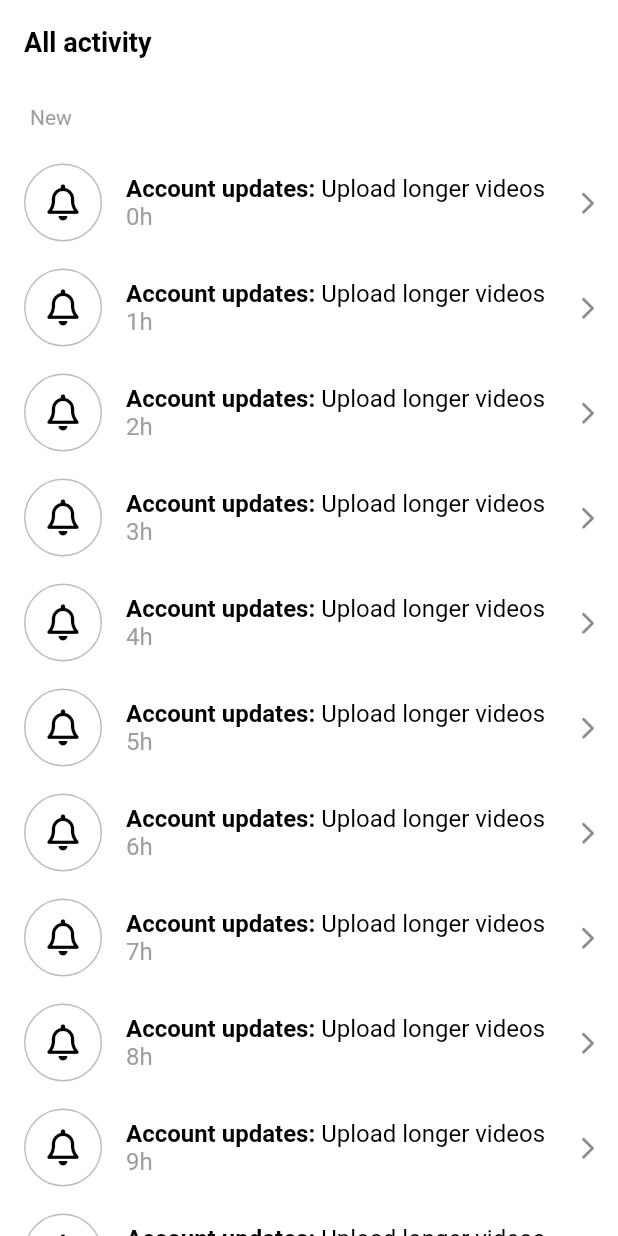
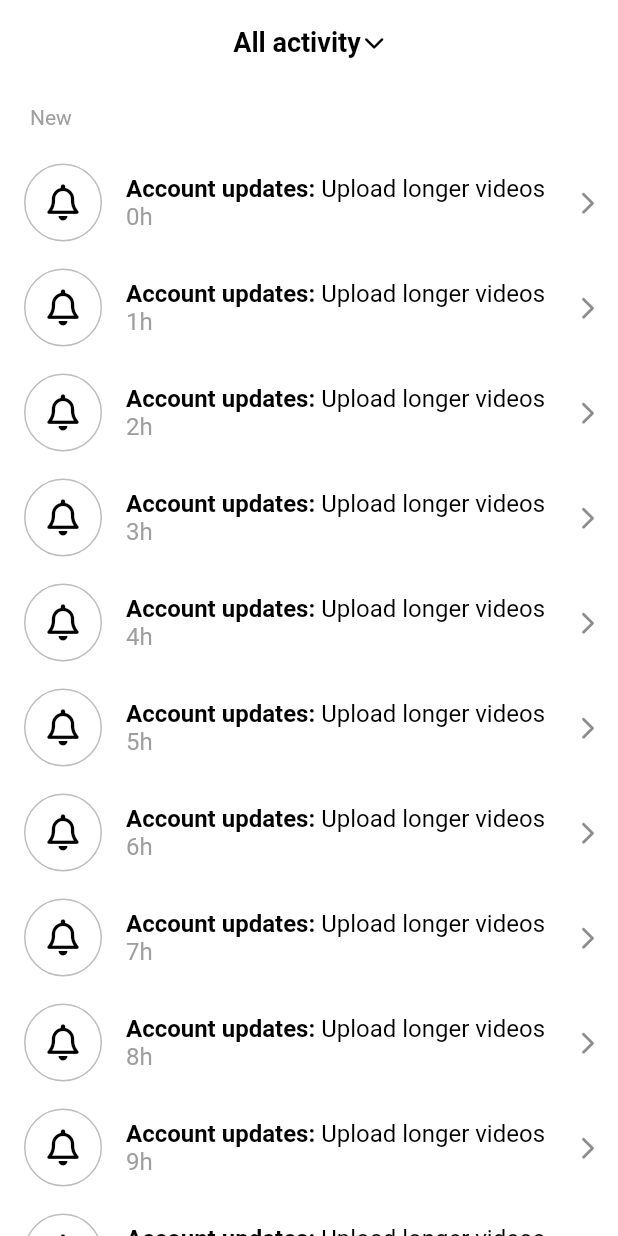
Before and after one commit to bigwave-cho/tikutoku, a Flutter app: the screen it shows after launch, on a phone screen of 412 x 824 dp. Run offline on Flutter 3.47's test engine with Material 2 defaults, Android fonts, the phone set to English and light mode, and no system bars; our stand-ins replace font_awesome_flutter, video_player, visibility_detector.

Commit message:
Activity: RotationTransition with Animation

```diff
--- a/lib/features/inbox/activity_screen.dart
+++ b/lib/features/inbox/activity_screen.dart
@@ -10,13 +10,59 @@ class ActivityScreen extends StatefulWidget {
   State<ActivityScreen> createState() => _ActivityScreenState();
 }
 
-class _ActivityScreenState extends State<ActivityScreen> {
+//SingleTickerProviderStateMixin
+//ticker함수제공, 위젯이 위젯트리에 없을 때 리소스 낭비 예방
+class _ActivityScreenState extends State<ActivityScreen>
+    with SingleTickerProviderStateMixin {
   // 배열만드는 메서드 List.generate
   final List<String> _notifications = List.generate(20, (index) => "${index}h");
+
+/*
+late 키워드는 Dart의 null-safety 기능에 속해 있으며, non-nullable 변수를 나중에 초기화할 수 있도록 허용합니다. 이는 변수의 초기값이 런타임에 결정되거나, 객체 생성 시점에 초기화할 수 없는 값에 유용합니다.
+
+late 키워드를 사용하는 주요 이유는 다음과 같습니다:
+
+초기화 지연: 변수를 선언할 때 초기화하지 않고, 나중에 초기화할 수 있습니다. 이는 초기화 시점을 늦춤으로써 앱의 성능을 향상시킬 수 있습니다.
+순환 참조 해결: 두 개 이상의 클래스가 서로 참조할 때, 초기화 순서를 해결하기 위해 late 키워드를 사용할 수 있습니다.
+초기화 로직이 복잡한 경우: 변수를 초기화하는 데 복잡한 계산이 필요한 경우에 late 키워드를 사용하여 초기화 로직을 분리할 수 있습니다.
+
+위 예제에서 late 키워드는 _animationController 변수를 나중에 초기화하도록 허용합니다. vsync: this와 같은 초기화 코드는 객체 생성 시점에 사용할 수 없기 때문입니다. 이 경우, late 키워드를 사용하면 객체 생성 후에 AnimationController를 초기화하도록 합니다. 이렇게 함으로써, 초기화 시점이 런타임에 결정되거나 복잡한 초기화 로직을 분리할 수 있습니다.
+ */
+
+  // late 안쓰면 아래처럼 이닛스테이트로
+  /* @override
+      void initState() {
+      super.initState();
+      _animationController = AnimationController(vsync: this);
+   }*/
+
+// 두 개 이상의 클래스를 서로 참조
+  late final AnimationController _animationController = AnimationController(
+      vsync: this,
+      duration: const Duration(
+        milliseconds: 300,
+      ));
+
+  // animation을 생성해서 Tween()할당.
+  late final Animation<double> _animation =
+      Tween(begin: 0.0, end: 0.5).animate(_animationController);
+
+  // 애니메이션 방법
+  // 1. AnimationController의 value를 수정해서 컨트롤러에 리스너 추가(setstate)
+  // 2. Animation Builder
+  // 3. Animation 사용 -- 여기서 사용되는 방법
 
   void _onDismissed(String notification) {
     _notifications.remove(notification);
     setState(() {});
+  }
+
+  void _onTitleTap() {
+    if (_animationController.isCompleted) {
+      _animationController.reverse(); //isCompleted false
+    } else {
+      _animationController.forward(); //isCompleted true
+    }
   }
 
   @override
@@ -24,8 +70,24 @@ class _ActivityScreenState extends State<ActivityScreen> {
     debugPrint("$_notifications"); // 배열 사라지는거 확인가능.
     return Scaffold(
       appBar: AppBar(
-        title: const Text(
-          "All activity",
+        title: GestureDetector(
+          onTap: _onTitleTap,
+          child: Row(
+            mainAxisAlignment: MainAxisAlignment.center,
+            children: [
+              const Text(
+                "All activity",
+              ),
+              Gaps.h2,
+              RotationTransition(
+                turns: _animation,
+                child: const FaIcon(
+                  FontAwesomeIcons.chevronDown,
+                  size: Sizes.size14,
+                ),
+              )
+            ],
+          ),
         ),
       ),
       body: ListView(
```
